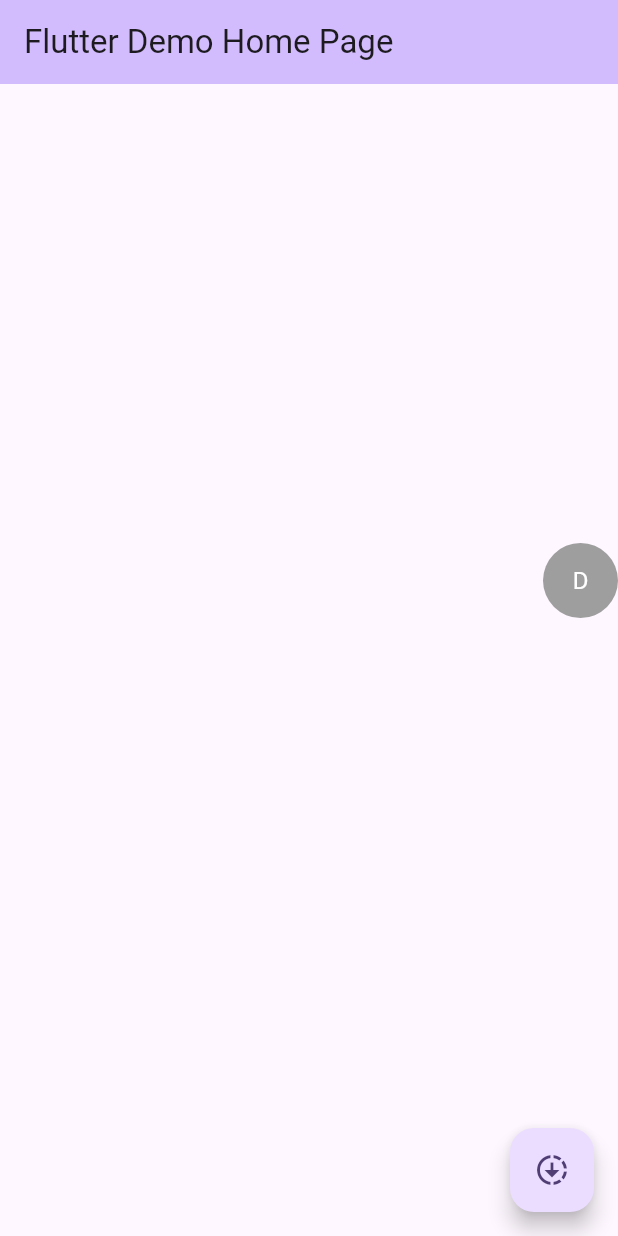
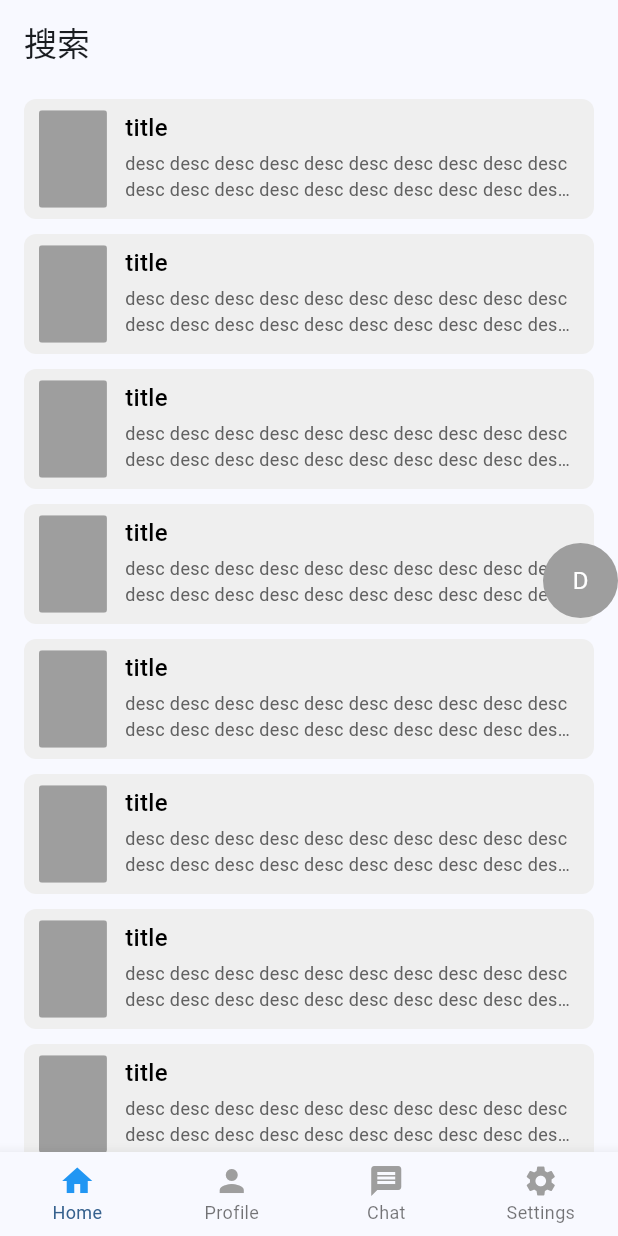
Before and after one commit to zhang-jy/ygonb, a Flutter app: the screen it shows after launch, on a phone screen of 412 x 824 dp. Run offline on Flutter 3.47's test engine with Material 2 defaults, Android fonts, the phone set to English and light mode, and no system bars; missing offline and left inert: sqlite3.

Commit message:
feat: list

```diff
--- a/lib/main.dart
+++ b/lib/main.dart
@@ -1,8 +1,6 @@
 import 'package:flutter/cupertino.dart';
 import 'package:flutter/material.dart';
-import 'package:ygonotebook/app/init.dart';
-import 'package:ygonotebook/service/card_service.dart';
-import 'package:ygonotebook/util/init_util.dart';
+import 'package:ygonotebook/page/home_page.dart';
 import 'package:ygonotebook/widget/debug_float_entry_widget.dart';
 
 void main() {
@@ -14,7 +12,6 @@ class MyApp extends StatelessWidget {
   MyApp({super.key});
 
   final GlobalKey<NavigatorState> navKey = GlobalKey<NavigatorState>();
-  // final GlobalKey innerKey = GlobalKey();
 
   @override
   Widget build(BuildContext context) {
@@ -22,29 +19,23 @@ class MyApp extends StatelessWidget {
       navigatorKey: navKey,
       title: 'Flutter Demo',
       theme: ThemeData(
-        colorScheme: ColorScheme.fromSeed(seedColor: Colors.deepPurple),
+        colorScheme: ColorScheme.fromSeed(seedColor: Colors.blue),
         useMaterial3: true,
       ),
-      home: const MyHomePage(title: 'Flutter Demo Home Page'),
+      home: const HomePage(),
       builder: (ctx, child) {
         return Overlay(
           initialEntries: [
             OverlayEntry(
               builder: (context) {
-                // return Container(
-                //   key: innerKey,
-                //   child: child ?? const SizedBox(),
-                // );
                 return child ?? const SizedBox();
               },
             ),
             DebugOverlayManager.getOverLay(onDoubleClick: () {
-              // final navState = innerKey.currentContext?.findAncestorStateOfType<NavigatorState>();
               if (navKey.currentContext == null) {
                 return;
               }
               showDebugActionSheet(navKey.currentContext!, navState: null);//navKey.currentState);
-              // showDebugActionSheet(ctx, navState: navState);
             }),
           ],
         );
@@ -52,98 +43,3 @@ class MyApp extends StatelessWidget {
     );
   }
 }
-
-class MyHomePage extends StatefulWidget {
-  const MyHomePage({super.key, required this.title});
-
-  final String title;
-
-  @override
-  State<MyHomePage> createState() => _MyHomePageState();
-}
-
-class _MyHomePageState extends State<MyHomePage> {
-
-  final CardService _cardService = CardService();
-
-  Future<void> _asyncInit() async {
-    setState(() {
-      loading = true;
-    });
-    // await computeIsolate(asyncInitRunner);
-    await asyncInitRunner();
-    if (mounted) {
-      setState(() {
-        loading = false;
-      });
-    }
-  }
-
-  bool loading = false;
-
-  Future<void>? _initApp;
-
-  @override
-  void initState() {
-    super.initState();
-    _initApp = init();
-  }
-
-  @override
-  void dispose() {
-    super.dispose();
-    DebugOverlayManager.remove();
-  }
-
-  @override
-  Widget build(BuildContext context) {
-    return Scaffold(
-      appBar: AppBar(
-        backgroundColor: Theme.of(context).colorScheme.inversePrimary,
-        title: Text(widget.title),
-      ),
-      body: FutureBuilder(
-        future: _initApp,
-        builder: (context, snapshot) {
-          // if (snapshot.connectionState != ConnectionState.done) {
-          //   return const Text("loading..");
-          // }
-          return Stack(
-            children: [
-              SingleChildScrollView(
-                child: Column(
-                  mainAxisSize: MainAxisSize.min,
-                  mainAxisAlignment: MainAxisAlignment.center,
-                  children: <Widget>[
-                    // FutureBuilder(
-                    //   future: _cardService.getCardById(10000),
-                    //   builder: (context, snap) {
-                    //     return CardItemWidget(
-                    //       card: snap.data
-                    //     );
-                    //   }
-                    // )
-                  ],
-                ),
-              ),
-              if (loading)
-                const Center(
-                  child: Text(
-                    "loading..."
-                  ),
-                )
-            ],
-          );
-        }
-      ),
-      floatingActionButton: FloatingActionButton(
-        onPressed: () async {
-          // print("click");
-          _asyncInit();
-        },
-        tooltip: 'init db',
-        child: const Icon(Icons.downloading),
-      ),
-    );
-  }
-}
--- a/lib/page/home_page.dart
+++ b/lib/page/home_page.dart
@@ -0,0 +1,159 @@
+import 'dart:math';
+import 'package:flutter/material.dart';
+import 'package:ygonotebook/widget/card_item_widget.dart';
+
+const ratio = 177/254;
+
+void main() => runApp(const MyApp());
+
+class MyApp extends StatelessWidget {
+  const MyApp({Key? key}) : super(key: key);
+
+  @override
+  Widget build(BuildContext context) {
+    return MaterialApp(
+      title: "搜索",
+      theme: Theme.of(context).copyWith(
+        highlightColor: Colors.transparent,
+        splashFactory: NoSplash.splashFactory,
+      ),
+      home: const HomePage(),
+    );
+  }
+}
+
+class HomePage extends StatefulWidget {
+  const HomePage({Key? key}) : super(key: key);
+
+  @override
+  State<HomePage> createState() => _HomePageState();
+}
+
+class _HomePageState extends State<HomePage> {
+  int tabIndex = 0;
+
+  final List<TabPageData> _tabPageData = <TabPageData>[
+    TabPageData(
+      tabIcon: const Icon(Icons.home, color: Colors.grey,),
+      activeTabIcon: const Icon(Icons.home, color: Colors.blue,),
+      label: "Home",
+      page: const Page1(),
+    ),
+    TabPageData(
+      tabIcon: const Icon(Icons.person, color: Colors.grey,),
+      activeTabIcon: const Icon(Icons.person, color: Colors.blue,),
+
+      label: "Profile",
+      page: const Page2(),
+    ),
+    TabPageData(
+      tabIcon: const Icon(Icons.message, color: Colors.grey,),
+      activeTabIcon: const Icon(Icons.message, color: Colors.blue,),
+      label: "Chat",
+      page: const Page3(),
+    ),
+    TabPageData(
+      tabIcon: const Icon(Icons.settings, color: Colors.grey,),
+      activeTabIcon: const Icon(Icons.settings, color: Colors.blue,),
+      label: "Settings",
+      page: const Page4(),
+    ),
+  ];
+
+  List<Widget> get _pages => _tabPageData.map((e) => e.page).toList();
+  List<BottomNavigationBarItem> get _tabItems => _tabPageData.map((e) => BottomNavigationBarItem(icon: e.tabIcon, activeIcon: e.activeTabIcon, label: e.label)).toList();
+
+  @override
+  Widget build(BuildContext context) {
+    return Scaffold(
+      appBar: AppBar(
+        title: const Text("搜索"),
+      ),
+      persistentFooterAlignment: AlignmentDirectional.centerStart,
+      bottomNavigationBar: InkWell(
+        highlightColor: Colors.transparent,
+        splashColor: Colors.transparent,
+        child: BottomNavigationBar(
+          currentIndex: tabIndex,
+          onTap: (index) {
+            tabIndex = index;
+            setState(() {});
+          },
+          selectedLabelStyle: const TextStyle(color: Colors.blueAccent),
+          unselectedLabelStyle: const TextStyle(color: Colors.black),
+          selectedFontSize: 12,
+          unselectedFontSize: 12,
+          showSelectedLabels: true,
+          showUnselectedLabels: true,
+          type: BottomNavigationBarType.fixed,
+          enableFeedback: false,
+          items: _tabItems,
+        ),
+      ),
+      body: IndexedStack(
+        index: tabIndex,
+        children: _pages,
+      ),
+    );
+  }
+}
+
+class TabPageData {
+  final Widget tabIcon;
+  final Widget activeTabIcon;
+  final String label;
+  final Widget page;
+
+  TabPageData({required this.tabIcon, required this.activeTabIcon, required this.label, required this.page});
+}
+
+class Page1 extends StatelessWidget {
+  const Page1({Key? key}) : super(key: key);
+
+  @override
+  Widget build(BuildContext context) {
+    return ListView.separated(
+      padding: const EdgeInsets.symmetric(horizontal: 16, vertical: 10),
+      itemBuilder: (ctx, index) {
+        return const CardItemWidget();
+      },
+      itemCount: 20,
+      separatorBuilder: (ctx, index) {
+        return Container(height: 10,);
+      },
+    );
+  }
+}
+
+class Page2 extends StatelessWidget {
+  const Page2({Key? key}) : super(key: key);
+
+  @override
+  Widget build(BuildContext context) {
+    return const Center(
+      child: Text("page2"),
+    );
+  }
+}
+
+class Page3 extends StatelessWidget {
+  const Page3({Key? key}) : super(key: key);
+
+  @override
+  Widget build(BuildContext context) {
+    return const Center(
+      child: Text("page3"),
+    );
+  }
+}
+
+class Page4 extends StatelessWidget {
+  const Page4({Key? key}) : super(key: key);
+
+  @override
+  Widget build(BuildContext context) {
+    return const Center(
+      child: Text("page4"),
+    );
+  }
+}
--- /dev/null
+++ b/lib/widget/adapt_constraint_text.dart
@@ -0,0 +1,31 @@
+import 'dart:math';
+import 'package:flutter/material.dart';
+
+class AdaptConstraintText extends StatelessWidget {
+
+  final String text;
+  final TextStyle style;
+
+  const AdaptConstraintText({Key? key, required this.text, required this.style}) : super(key: key);
+
+  @override
+  Widget build(BuildContext context) {
+    return LayoutBuilder(
+        builder: (context, l) {
+          final layout = (TextPainter(
+              text: TextSpan(text: text, style: style),
+              maxLines: 1,
+              textScaleFactor: MediaQuery.of(context).textScaleFactor,
+              textDirection: TextDirection.ltr)
+            ..layout(maxWidth: l.maxWidth));
+          final maxLines = max(1, (l.biggest.height / layout.height).floor());
+          return Text(
+            text,
+            style: style,
+            overflow: TextOverflow.ellipsis,
+            maxLines: maxLines,
+          );
+        }
+    );
+  }
+}
--- a/lib/widget/card_image_widget.dart
+++ b/lib/widget/card_image_widget.dart
@@ -1,26 +1,32 @@
 import 'dart:io';
-
 import 'package:flutter/material.dart';
 import 'package:ygonotebook/constant/common_constant.dart';
 
 class CardImageWidget extends StatelessWidget {
-  const CardImageWidget({super.key, required this.localPath, this.height});
+  const CardImageWidget({super.key, required this.localPath, required this.height});
 
-  final String localPath;
-  final double? height;
+  final String? localPath;
+  final double height;
 
   @override
   Widget build(BuildContext context) {
+    if (localPath == null || localPath!.isEmpty) {
+      return Container(
+          width: height * cardAspectRatio,
+          height: height,
+          color: Colors.grey
+      );
+    }
     return Image.file(
-      File(localPath),
+      File(localPath!),
       fit: BoxFit.contain,
-      width: height != null ? height! * cardAspectRatio : null,
+      width: height * cardAspectRatio,
       height: height,
       errorBuilder: (ctx, e, s) {
         return Container(
-          width: height != null ? height! * cardAspectRatio : null,
+          width: height * cardAspectRatio,
           height: height,
-          color: Colors.yellow
+          color: Colors.grey
         );
       },
     );
--- a/lib/widget/card_item_widget.dart
+++ b/lib/widget/card_item_widget.dart
@@ -1,31 +1,64 @@
-import 'dart:io';
-
 import 'package:flutter/material.dart';
 import 'package:ygonotebook/model/ygo_card.dart';
+import 'package:ygonotebook/widget/adapt_constraint_text.dart';
 import 'package:ygonotebook/widget/card_image_widget.dart';
 
 class CardItemWidget extends StatelessWidget {
 
   final YGOCard? card;
 
-  const CardItemWidget({super.key, required this.card});
+  const CardItemWidget({Key? key, this.card}) : super(key: key);
+
+  final itemHeight = 80.0;
+  final imageHeight = 65.0;
 
   @override
   Widget build(BuildContext context) {
-    if (card == null) {
-      return const SizedBox.shrink();
-    }
     return Container(
-      height: 80,
       decoration: BoxDecoration(
-        color: Colors.redAccent,
-        borderRadius: BorderRadius.circular(8)
+          color: const Color(0xffefefef),
+          borderRadius: BorderRadius.circular(8)
       ),
+      height: itemHeight,
       child: Row(
         children: [
-          if (card!.localImageUrl.isNotEmpty)
-            CardImageWidget(localPath: card!.localImageUrl, height: 70,)
-            // Image.file(File(card!.localImageUrl))
+          Padding(
+            padding: const EdgeInsets.only(left: 10),
+            child: ClipRRect(
+              borderRadius: BorderRadius.circular(2),
+              child: CardImageWidget(localPath: card?.localImageUrl, height: imageHeight,)
+            ),
+          ),
+          const SizedBox(width: 12,),
+          Expanded(
+            child: ConstrainedBox(
+              constraints: BoxConstraints(
+                  maxHeight: imageHeight
+              ),
+              child: Padding(
+                padding: const EdgeInsets.only(right: 10),
+                child: Column(
+                  crossAxisAlignment: CrossAxisAlignment.stretch,
+                  mainAxisSize: MainAxisSize.min,
+                  children: [
+                    const Padding(
+                      padding: EdgeInsets.only(bottom: 4),
+                      child: Text(
+                        "title",
+                        style: TextStyle(color: Colors.black, fontSize: 16, fontWeight: FontWeight.w500),
+                      ),
+                    ),
+                    Expanded(
+                      child: AdaptConstraintText(
+                        text: "desc " * 100,
+                        style: TextStyle(color: Colors.grey.shade700, fontSize: 12.0),
+                      ),
+                    )
+                  ],
+                ),
+              ),
+            ),
+          )
         ],
       ),
     );
```
